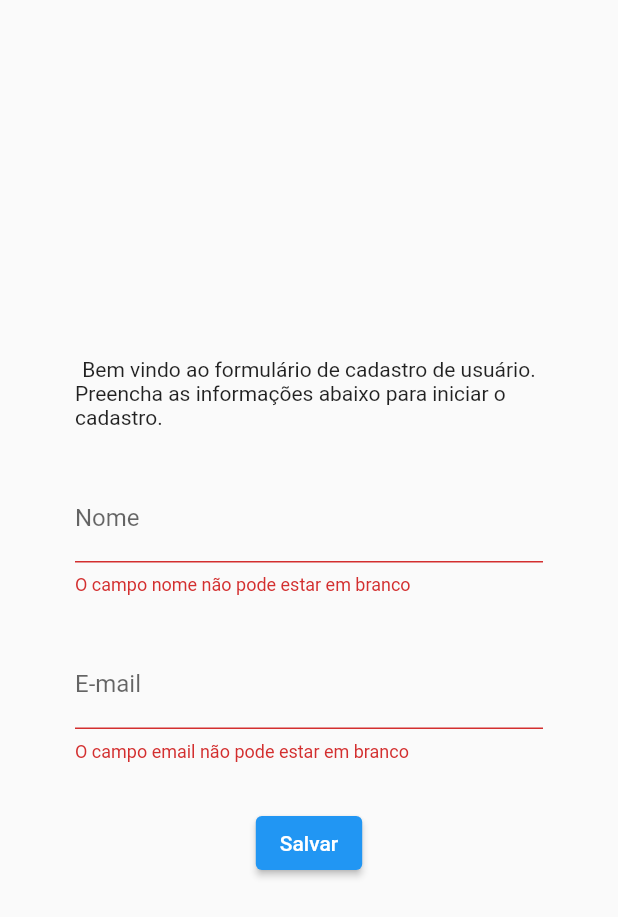
After one commit to JasonRocha/FlutterAula1, a Flutter app: the NewUserPage screen opened directly, after a tap on "Salvar", on a phone screen of 412 x 824 dp. The commit adds this screen. Shown: the top 917 px of the screen. Run offline on Flutter 3.47's test engine with Material 2 defaults, Android fonts, the light colour scheme and no system bars; our stand-ins replace validators; missing offline and left inert: aula7, aula8, dart:ffi, dart:html.

Commit message:
Exercicio12

```diff
--- /dev/null
+++ b/lib/ExemploProfessor/extensions/stringExtension.dart
@@ -0,0 +1,5 @@
+extension StringValidEmail on String {
+  bool isValidEmail() {
+    return this.contains("@") && (this.contains("."));
+  }
+}
--- /dev/null
+++ b/lib/ExemploProfessor/models/personModel.dart
@@ -0,0 +1,6 @@
+class PersonModel {
+  String name;
+  String email;
+
+  PersonModel({ required this.name, required this.email });
+}
--- /dev/null
+++ b/lib/ExemploProfessor/models/userModel.dart
@@ -0,0 +1,6 @@
+class UserModel {
+  String nome;
+  String email;
+
+  UserModel({ required this.nome, required this.email });
+}
--- /dev/null
+++ b/lib/ExemploProfessor/screens/newUserPage.dart
@@ -0,0 +1,73 @@
+import 'dart:html';
+
+import 'package:aula7/extensions/stringExtension.dart';
+import 'package:flutter/material.dart';
+
+import '../models/userModel.dart';
+
+class NewUserPage extends StatelessWidget {
+  GlobalKey<FormState> formState = GlobalKey<FormState>();
+  TextEditingController nomeController = TextEditingController();
+  TextEditingController emailController = TextEditingController();
+
+  NewUserPage({super.key});
+
+  @override
+  Widget build(BuildContext context) {
+    return Scaffold(
+      body: Center(
+        child: Form(
+          key: formState,
+          child: Padding(
+            padding: const EdgeInsets.symmetric(horizontal: 50),
+            child: Column(
+              mainAxisAlignment: MainAxisAlignment.center,
+              children: [
+                Text("Bem vindo ao formulário de cadastro de usuário."),
+                Text("Preencha as informações abaixo para iniciar o cadastro."),
+                SizedBox(height: 30,),
+                TextFormField(
+                  controller: nomeController,
+                  decoration: InputDecoration(
+                    labelText: "Nome"
+                  ),
+                  validator: (value) {
+                    if (value == null)
+                      return "O campo nome não pode ser nulo";
+
+                    if (value!.trim().isEmpty)
+                      return "O campo nome não pode estar em branco";
+                  },
+                ),
+                SizedBox(height: 30,),
+                TextFormField(
+                  controller: emailController,
+                  decoration: InputDecoration(
+                    labelText: "E-mail"
+                  ),
+                  validator: (value) {
+                    if (value == null)
+                      return "O campo e-mail não pode ser nulo";
+
+                    if (value!.trim().isEmpty)
+                      return "O campo email não pode estar em branco";
+
+                    if (!value.isValidEmail())
+                      return "O e-mail informado não é válido";
+                  },
+                ),
+                SizedBox(height: 30,),
+                ElevatedButton(onPressed: () {
+                  if (formState.currentState!.validate()) {
+                    Navigator.of(context).pop(UserModel(nome: nomeController.text,
+                                                        email: emailController.text));
+                  }
+                }, child: Text("Salvar"))
+              ],
+            ),
+          ),
+        ),
+      ),
+    );
+  }
+}
--- /dev/null
+++ b/lib/Exercicio1/Telas/ListaConvidados.dart
@@ -0,0 +1,7 @@
+// No arquivo 'ListaConvidados.dart'
+
+class ListaConvidados {
+  final String nome;
+
+  ListaConvidados(this.nome);
+}
--- a/lib/Exercicio1/Telas/main.dart
+++ b/lib/Exercicio1/Telas/main.dart
@@ -1,6 +1,9 @@
 import 'package:flutter/material.dart';
+import 'package:flutteraula1/ExemploProfessor/formularioLista.dart';
 import 'package:flutteraula1/Exercicio1/Telas/Exercicio11.dart';
 import 'package:flutteraula1/Exercicio1/Telas/Exercicio11_2.dart';
+import 'package:flutteraula1/Exercicio1/Telas/Exercicio12.dart';
+import 'package:flutteraula1/Exercicio1/Telas/telaDeConfirmacao.dart';
 
 void main() {
   runApp(MyApp());
@@ -15,7 +18,7 @@ class MyApp extends StatelessWidget {
       debugShowCheckedModeBanner: false,
       initialRoute: "/",
       routes: {
-        "/": (context) => Exercicio11(),
+        "/": (context) => Exercicio12(),
       },
     );
   }
--- /dev/null
+++ b/lib/Models/ListaConvidados.dart
@@ -0,0 +1,5 @@
+class ListaConvidados {
+  String nome;
+
+  ListaConvidados({required this.nome});
+}
```
Also changed, not shown: lib/ExemploProfessor/formularioLista.dart (added, +44 -0 lines), lib/ExemploProfessor/main.dart (+2 -7 lines), lib/ExemploProfessor/screens/confirmScreen.dart (added, +38 -0 lines), lib/ExemploProfessor/screens/homeScreen.dart (added, +67 -0 lines), lib/ExemploProfessor/screens/loginPage.dart (added, +56 -0 lines), lib/ExemploProfessor/screens/welcomePage.dart (added, +29 -0 lines), lib/Exercicio1/Telas/Exercicio12.dart (added, +71 -0 lines), lib/Exercicio1/Telas/telaDeConfirmacao.dart (added, +37 -0 lines).
